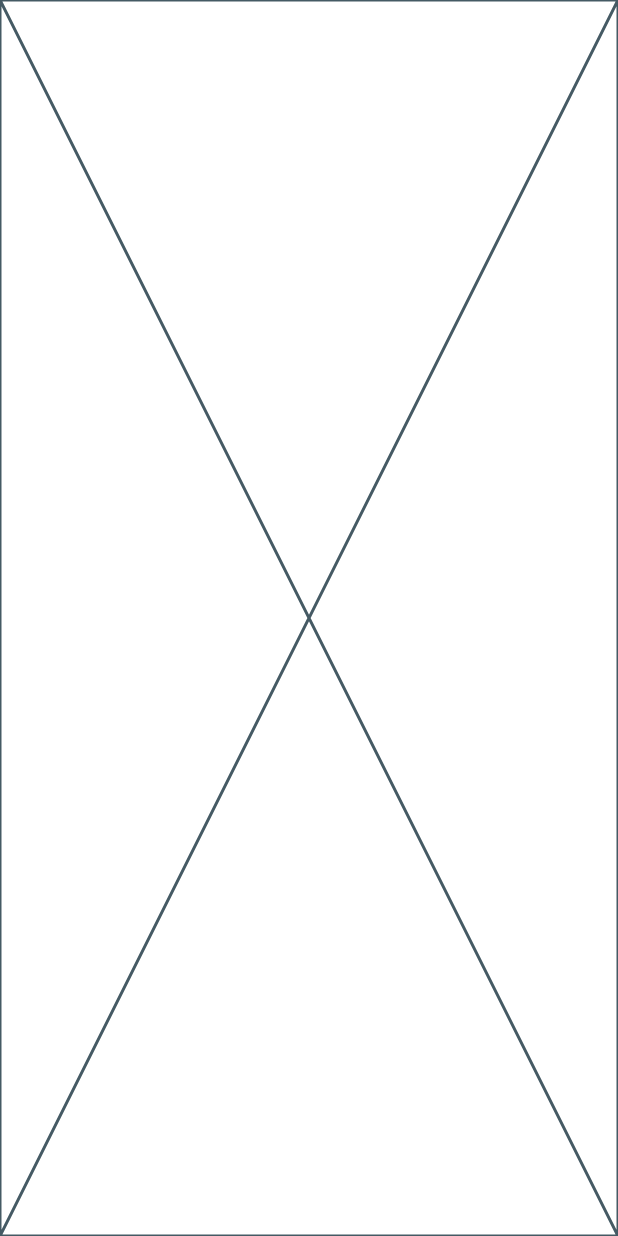
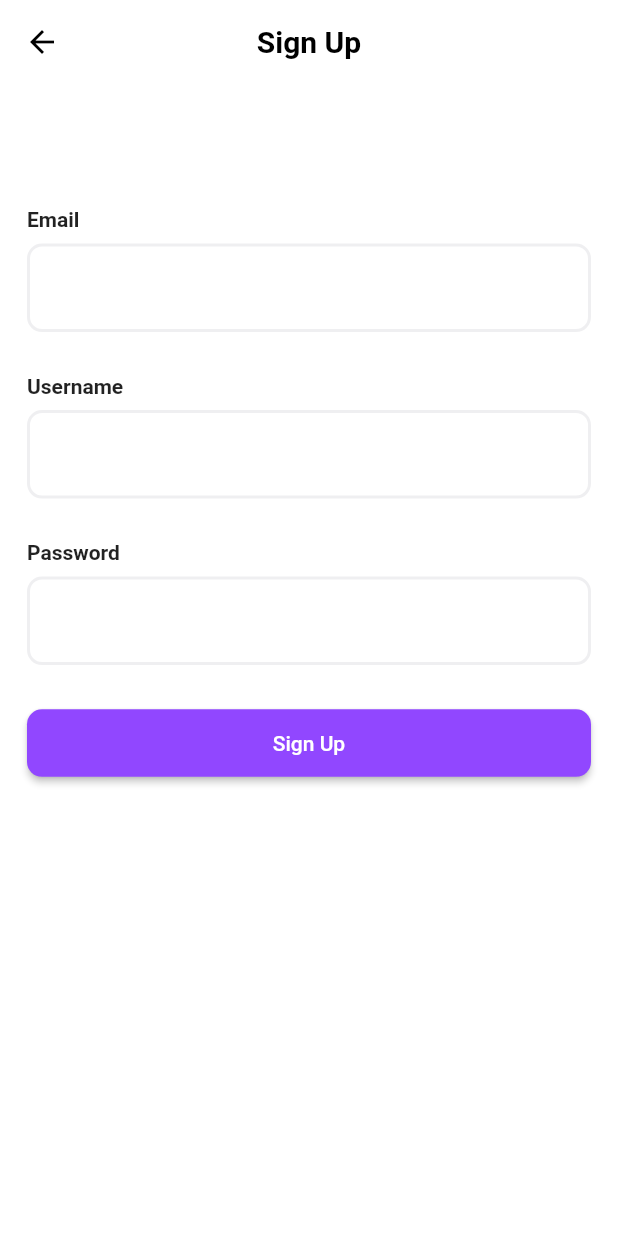
Before and after one commit to Sohag-84/Live-Streaming-App, a Flutter app: the screen it shows after launch, after a tap on "Sign Up", on a phone screen of 412 x 824 dp. Run offline on Flutter 3.47's test engine with Material 2 defaults, Android fonts, the phone set to English and light mode, and no system bars.

Commit message:
design auth page

```diff
--- a/lib/screen/auth_screen/signup_screen.dart
+++ b/lib/screen/auth_screen/signup_screen.dart
@@ -1,7 +1,11 @@
+// ignore_for_file: prefer_const_constructors
+
 import 'package:flutter/material.dart';
+import 'package:twitch_clone/widgets/custom_button.dart';
+import 'package:twitch_clone/widgets/custom_textfield.dart';
 
 class SignUpScreen extends StatefulWidget {
-  static const String routeName = "/signup_screen";
+  static const String routeName = "/signup";
   const SignUpScreen({super.key});
 
   @override
@@ -9,8 +13,55 @@ class SignUpScreen extends StatefulWidget {
 }
 
 class _SignUpScreenState extends State<SignUpScreen> {
+  final _usernameController = TextEditingController();
+  final _emailController = TextEditingController();
+  final _passwordController = TextEditingController();
+
+  @override
+  void dispose() {
+    super.dispose();
+    _usernameController.dispose();
+    _emailController.dispose();
+    _passwordController.dispose();
+  }
+
   @override
   Widget build(BuildContext context) {
-    return const Placeholder();
+    double height = MediaQuery.sizeOf(context).height;
+    return Scaffold(
+      appBar: AppBar(
+        title: Text("Sign Up"),
+      ),
+      body: SingleChildScrollView(
+        child: Padding(
+          padding: EdgeInsets.symmetric(horizontal: 18),
+          child: Column(
+            crossAxisAlignment: CrossAxisAlignment.start,
+            children: [
+              SizedBox(height: height * 0.1),
+              Text(
+                "Email",
+                style: TextStyle(fontWeight: FontWeight.bold),
+              ),
+              CustomTextField(controller: _emailController),
+              SizedBox(height: 20),
+              Text(
+                "Username",
+                style: TextStyle(fontWeight: FontWeight.bold),
+              ),
+              CustomTextField(controller: _usernameController),
+              SizedBox(height: 20),
+              Text(
+                "Password",
+                style: TextStyle(fontWeight: FontWeight.bold),
+              ),
+              CustomTextField(controller: _passwordController),
+              SizedBox(height: 20),
+              CustomButton(text: "Sign Up", onTap: () {}),
+            ],
+          ),
+        ),
+      ),
+    );
   }
 }
--- /dev/null
+++ b/lib/widgets/custom_textfield.dart
@@ -0,0 +1,35 @@
+// ignore_for_file: prefer_const_constructors
+
+import 'package:flutter/material.dart';
+import 'package:twitch_clone/utils/colors.dart';
+
+class CustomTextField extends StatelessWidget {
+  final TextEditingController controller;
+  const CustomTextField({super.key, required this.controller});
+
+  @override
+  Widget build(BuildContext context) {
+    return Container(
+      padding: EdgeInsets.symmetric(vertical: 8),
+      child: TextField(
+        controller: controller,
+        decoration: InputDecoration(
+          focusedBorder: OutlineInputBorder(
+            borderRadius: BorderRadius.circular(10),
+            borderSide: BorderSide(
+              color: buttonColor,
+              width: 2,
+            ),
+          ),
+          enabledBorder: OutlineInputBorder(
+            borderRadius: BorderRadius.circular(10),
+            borderSide: BorderSide(
+              color: secondaryBackgroundColor,
+              width: 2,
+            ),
+          ),
+        ),
+      ),
+    );
+  }
+}
```
Also changed, not shown: lib/screen/auth_screen/login_screen.dart (+45 -2 lines).
